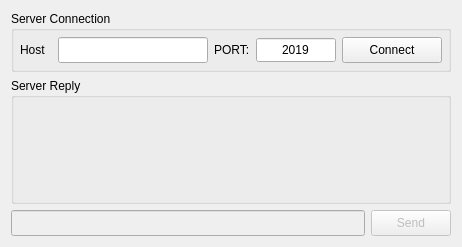
The window that src/Client/mainwindow.ui (killersmath/Qt-Client-Server-Bomb-Solver) describes before a commit, drawn with Qt 5.
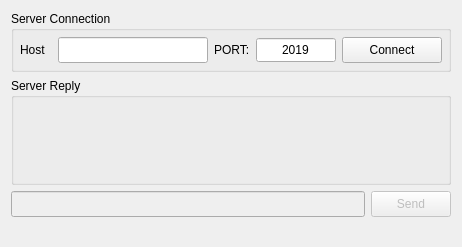
The same window after the commit.

Diff of the .ui file:
```diff
--- a/src/Client/mainwindow.ui
+++ b/src/Client/mainwindow.ui
@@ -32,6 +32,9 @@
         <height>26</height>
        </size>
       </property>
+      <property name="alignment">
+       <set>Qt::AlignCenter</set>
+      </property>
      </widget>
     </item>
     <item row="0" column="1" colspan="2">
@@ -223,6 +226,11 @@
     </item>
    </layout>
   </widget>
+  <widget class="QStatusBar" name="windowStatusBar">
+   <property name="sizeGripEnabled">
+    <bool>false</bool>
+   </property>
+  </widget>
  </widget>
  <layoutdefault spacing="6" margin="11"/>
  <tabstops>
```
Left out of the diff: 3 changed lines with no effect on the pictures.
